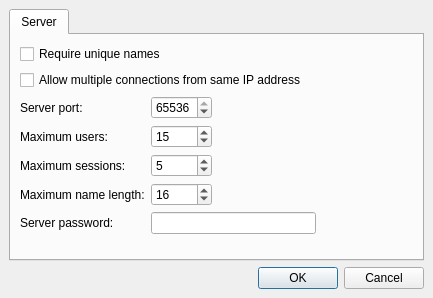
The window that src/client/ui/settings.ui (drawpile/Drawpile) describes before a commit, drawn with Qt 5.
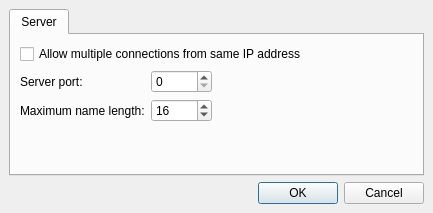
The same window after the commit.

Commit message: fully functional server

```diff
--- a/src/client/ui/settings.ui
+++ b/src/client/ui/settings.ui
@@ -6,7 +6,7 @@
     <x>0</x>
     <y>0</y>
     <width>433</width>
-    <height>298</height>
+    <height>213</height>
    </rect>
   </property>
   <property name="windowTitle" >
@@ -29,19 +29,6 @@
        <string>Server</string>
       </attribute>
       <layout class="QVBoxLayout" >
-       <property name="margin" >
-        <number>9</number>
-       </property>
-       <property name="spacing" >
-        <number>6</number>
-       </property>
-       <item>
-        <widget class="QCheckBox" name="uniquenames" >
-         <property name="text" >
-          <string>Require unique names</string>
-         </property>
-        </widget>
-       </item>
        <item>
         <widget class="QCheckBox" name="multiconnect" >
          <property name="text" >
@@ -51,56 +38,6 @@
        </item>
        <item>
         <layout class="QGridLayout" >
-         <property name="margin" >
-          <number>0</number>
-         </property>
-         <property name="spacing" >
-          <number>6</number>
-         </property>
-         <item row="1" column="1" >
-          <widget class="QSpinBox" name="maxusers" >
-           <property name="maximum" >
-            <number>255</number>
-           </property>
-           <property name="minimum" >
-            <number>2</number>
-           </property>
-           <property name="value" >
-            <number>15</number>
-           </property>
-          </widget>
-         </item>
-         <item row="3" column="0" >
-          <widget class="QLabel" name="label_3" >
-           <property name="text" >
-            <string>Maximum name length:</string>
-           </property>
-          </widget>
-         </item>
-         <item row="4" column="1" colspan="2" >
-          <widget class="QLineEdit" name="serverpassword" >
-           <property name="echoMode" >
-            <enum>QLineEdit::Password</enum>
-           </property>
-          </widget>
-         </item>
-         <item row="4" column="0" >
-          <widget class="QLabel" name="label_5" >
-           <property name="text" >
-            <string>Server password:</string>
-           </property>
-          </widget>
-         </item>
-         <item row="0" column="1" >
-          <widget class="QSpinBox" name="serverport" >
-           <property name="maximum" >
-            <number>65536</number>
-           </property>
-           <property name="value" >
-            <number>65536</number>
-           </property>
-          </widget>
-         </item>
          <item row="0" column="0" >
           <widget class="QLabel" name="label" >
            <property name="text" >
@@ -108,14 +45,37 @@
            </property>
           </widget>
          </item>
+         <item row="0" column="1" >
+          <widget class="QSpinBox" name="serverport" >
+           <property name="maximum" >
+            <number>65536</number>
+           </property>
+           <property name="value" >
+            <number>0</number>
+           </property>
+          </widget>
+         </item>
+         <item row="0" column="2" >
+          <spacer>
+           <property name="orientation" >
+            <enum>Qt::Horizontal</enum>
+           </property>
+           <property name="sizeHint" >
+            <size>
+             <width>40</width>
+             <height>20</height>
+            </size>
+           </property>
+          </spacer>
+         </item>
          <item row="1" column="0" >
-          <widget class="QLabel" name="label_2" >
+          <widget class="QLabel" name="label_3" >
            <property name="text" >
-            <string>Maximum users:</string>
+            <string>Maximum name length:</string>
            </property>
           </widget>
          </item>
-         <item row="3" column="1" >
+         <item row="1" column="1" >
           <widget class="QSpinBox" name="maxnamelength" >
            <property name="maximum" >
             <number>64</number>
@@ -128,52 +88,6 @@
            </property>
           </widget>
          </item>
-         <item row="0" column="2" >
-          <spacer>
-           <property name="orientation" >
-            <enum>Qt::Horizontal</enum>
-           </property>
-           <property name="sizeHint" >
-            <size>
-             <width>40</width>
-             <height>20</height>
-            </size>
-           </property>
-          </spacer>
-         </item>
-         <item row="2" column="0" >
-          <widget class="QLabel" name="label_4" >
-           <property name="text" >
-            <string>Maximum sessions:</string>
-           </property>
-          </widget>
-         </item>
-         <item row="2" column="1" >
-          <widget class="QSpinBox" name="maxsessions" >
-           <property name="maximum" >
-            <number>255</number>
-           </property>
-           <property name="minimum" >
-            <number>1</number>
-           </property>
-           <property name="value" >
-            <number>5</number>
-           </property>
-          </widget>
-         </item>
-         <item row="4" column="3" >
-          <spacer>
-           <property name="orientation" >
-            <enum>Qt::Horizontal</enum>
-           </property>
-           <property name="sizeHint" >
-            <size>
-             <width>40</width>
-             <height>20</height>
-            </size>
-           </property>
-          </spacer>
-         </item>
         </layout>
        </item>
        <item>
@@ -183,8 +97,8 @@
          </property>
          <property name="sizeHint" >
           <size>
-           <width>20</width>
-           <height>5</height>
+           <width>393</width>
+           <height>16</height>
           </size>
          </property>
         </spacer>
```
Left out of the diff: 21 changed lines with no effect on the pictures. The commit also changes 46 other files.
